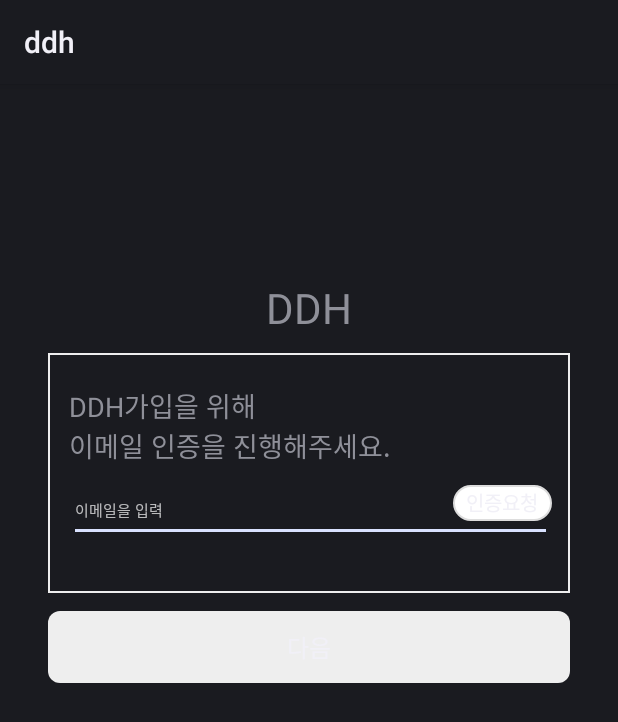
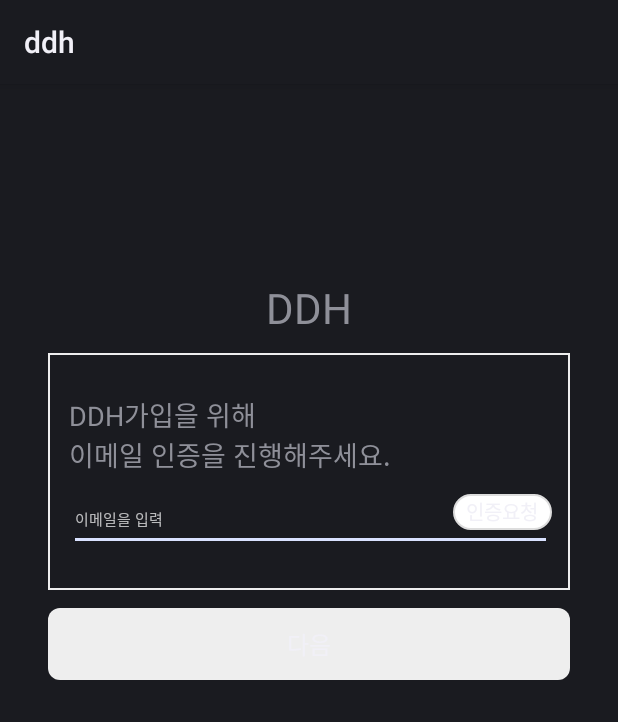
Before and after one commit to onxmoreplz/ddh, an Android app: the layout activity_sign_up_email.xml on its own in the app's theme, with its tools: preview values and no code run, on a phone screen of 412 x 824 dp. Shown: the top 722 px of the screen. Run offline under Robolectric (Android 15) with nearby library versions, the phone set to English and light mode, and no system bars.

Commit message:
[Chore] Add Layout, Style

```diff
--- a/ddh/app/src/main/res/drawable/layout_border.xml
+++ b/ddh/app/src/main/res/drawable/layout_border.xml
@@ -8,8 +8,8 @@
 
     <!-- 테두리 내부 여백 설정 -->
     <padding
-        android:top="14dp"
-        android:bottom="28dp"
+        android:top="20dp"
+        android:bottom="20dp"
         android:right="12dp"
         android:left="14dp" />
 
--- a/ddh/app/src/main/res/values/strings.xml
+++ b/ddh/app/src/main/res/values/strings.xml
@@ -1,5 +1,4 @@
 <resources>
     <string name="app_name">ddh</string>
     <string name="sign_up_didnt_get_verify_code">인증번호를 받지 못 하셨나요?<u>underline</u>.</string>
-    <string name="sign_up_password_rule">- 비밀번호 8~32자리의 영문 대소문자, 숫자, 특수문자를 조합하여 설정해 주세요.\n- 안전한 계정을 사용을 위해 비밀번호는 주기적으로 변경해주세요.</string>
 </resources>
--- a/ddh/app/src/main/res/values/themes.xml
+++ b/ddh/app/src/main/res/values/themes.xml
@@ -19,4 +19,10 @@
         <item name="android:windowBackground">@drawable/splash</item>
     </style>
 
+    <!-- 라디오버튼 테마 -->
+    <style name="CustomRadioButton" parent="Theme.AppCompat.Light">
+        <item name="colorAccent">#666666</item>
+        <item name="colorControlNormal">#DDDDDD</item>
+    </style>
+
 </resources>
```
Also changed, not shown: ddh/app/src/main/res/drawable/button_round_sign_up.xml (added, +11 -0 lines).
